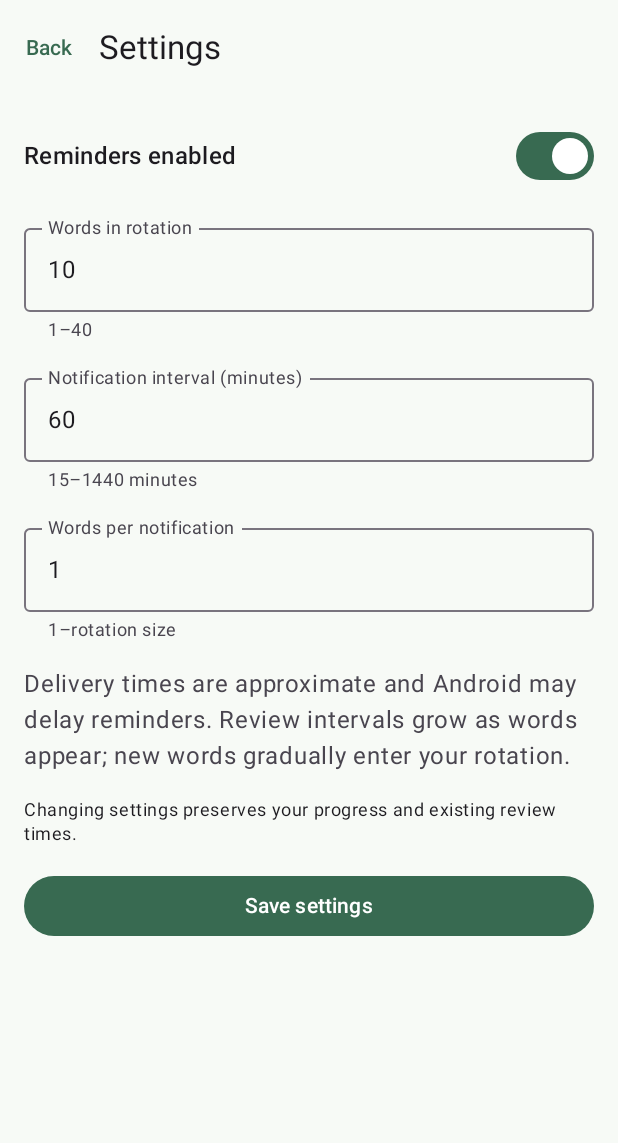
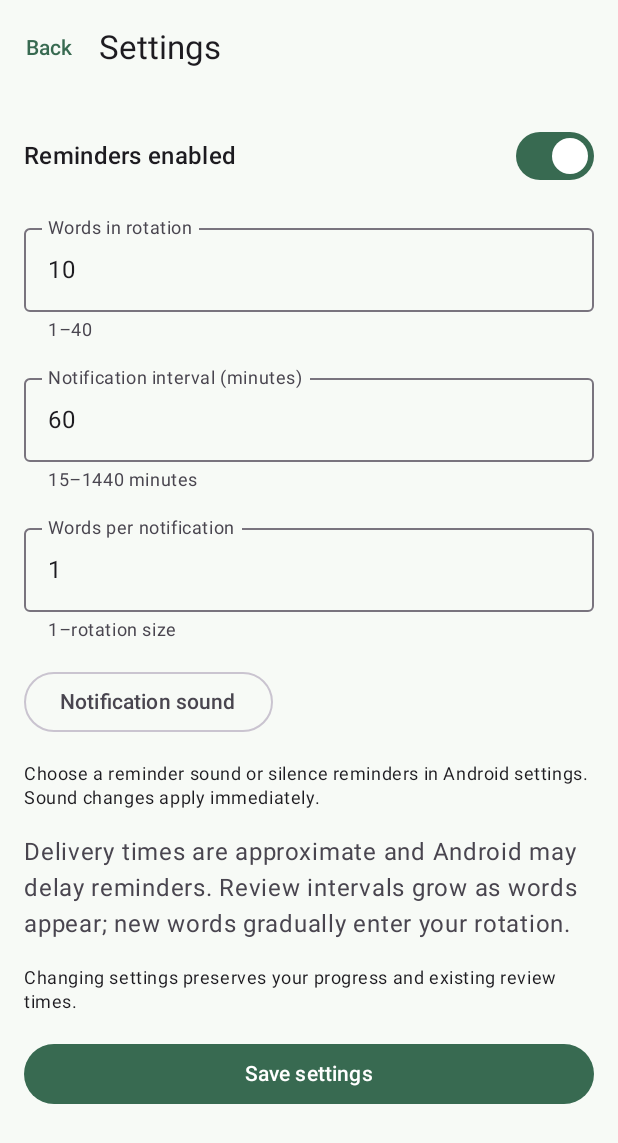
Before and after one commit to hummerd/mewo, an Android app built with Jetpack Compose: the screen it shows after launch (MainActivity), after a tap on "Settings", on a phone screen of 412 x 824 dp. Shown: the top 1143 px of the screen. Run offline under Robolectric (Android 15) with nearby library versions, the light colour scheme and no system bars; our stand-ins replace Room's generated code; 2 statements that could not run were skipped.

Commit message:
New notification sound

```diff
--- a/app/src/main/java/com/mewo/MainActivity.kt
+++ b/app/src/main/java/com/mewo/MainActivity.kt
@@ -19,6 +19,7 @@ import androidx.lifecycle.viewmodel.compose.viewModel
 import androidx.lifecycle.viewmodel.initializer
 import androidx.lifecycle.viewmodel.viewModelFactory
 import com.mewo.ui.MewoScreen
+import com.mewo.reminders.ReminderNotifications
 import com.mewo.ui.MewoTheme
 import com.mewo.ui.MewoViewModel
 
@@ -56,6 +57,11 @@ class MainActivity : ComponentActivity() {
                         } else { openNotificationSettings() }
                     },
                     onSave = model::save,
+                    onNotificationSound = {
+                        startActivity(Intent(Settings.ACTION_CHANNEL_NOTIFICATION_SETTINGS)
+                            .putExtra(Settings.EXTRA_APP_PACKAGE, packageName)
+                            .putExtra(Settings.EXTRA_CHANNEL_ID, ReminderNotifications.CHANNEL_ID))
+                    },
                     onRetry = model::load)
             }
         }
--- a/app/src/main/java/com/mewo/reminders/ReminderNotifications.kt
+++ b/app/src/main/java/com/mewo/reminders/ReminderNotifications.kt
@@ -6,6 +6,8 @@ import android.app.*
 import android.content.Context
 import android.content.Intent
 import android.content.pm.PackageManager
+import android.media.AudioAttributes
+import android.net.Uri
 import android.os.Build
 import androidx.core.app.NotificationCompat
 import androidx.core.app.NotificationManagerCompat
@@ -23,6 +25,15 @@ class ReminderNotifications(private val context: Context) {
     fun createChannel() {
         val channel = NotificationChannel(CHANNEL_ID, context.getString(R.string.reminder_channel), NotificationManager.IMPORTANCE_DEFAULT)
         channel.description = context.getString(R.string.reminder_channel_description)
+        // Use the resource name so the stored URI survives resource ID changes on upgrades.
+        // Android preserves sound/importance choices on channels that already exist.
+        channel.setSound(
+            Uri.parse("android.resource://${context.packageName}/raw/ding_don"),
+            AudioAttributes.Builder()
+                .setUsage(AudioAttributes.USAGE_NOTIFICATION)
+                .setContentType(AudioAttributes.CONTENT_TYPE_SONIFICATION)
+                .build(),
+        )
         context.getSystemService(NotificationManager::class.java).createNotificationChannel(channel)
     }
 
--- a/app/src/main/java/com/mewo/ui/MewoScreen.kt
+++ b/app/src/main/java/com/mewo/ui/MewoScreen.kt
@@ -24,6 +24,7 @@ fun MewoScreen(
     state: MewoState,
     notificationsAllowed: Boolean,
     onEnableNotifications: () -> Unit,
+    onNotificationSound: () -> Unit,
     onSave: (ReminderSettings, (String?) -> Unit) -> Unit,
     onRetry: () -> Unit,
 ) {
@@ -50,7 +51,7 @@ fun MewoScreen(
                 Text(state.error, color = MaterialTheme.colorScheme.error)
                 Button(onClick = onRetry) { Text("Retry") }
             }
-            settingsOpen -> SettingsScreen(state, Modifier.padding(padding), onSave) { settingsOpen = false }
+            settingsOpen -> SettingsScreen(state, Modifier.padding(padding), onSave, onNotificationSound) { settingsOpen = false }
             else -> WordList(state, notificationsAllowed, onEnableNotifications, Modifier.padding(padding))
         }
     }
@@ -110,6 +111,7 @@ private fun SettingsScreen(
     state: MewoState,
     modifier: Modifier,
     onSave: (ReminderSettings, (String?) -> Unit) -> Unit,
+    onNotificationSound: () -> Unit,
     onSaved: () -> Unit,
 ) {
     var rotation by rememberSaveable { mutableStateOf(state.settings.rotationSize.toString()) }
@@ -126,6 +128,9 @@ private fun SettingsScreen(
         NumberSetting("Words in rotation", rotation, "1–${state.words.size}", !saving) { rotation = it; error = null }
         NumberSetting("Notification interval (minutes)", interval, "15–1440 minutes", !saving) { interval = it; error = null }
         NumberSetting("Words per notification", batch, "1–rotation size", !saving) { batch = it; error = null }
+        OutlinedButton(onClick = onNotificationSound, enabled = !saving) { Text("Notification sound") }
+        Text("Choose a reminder sound or silence reminders in Android settings. Sound changes apply immediately.",
+            style = MaterialTheme.typography.bodySmall)
         Text("Delivery times are approximate and Android may delay reminders. Review intervals grow as words appear; new words gradually enter your rotation.",
             color = MaterialTheme.colorScheme.onSurfaceVariant)
         Text("Changing settings preserves your progress and existing review times.", style = MaterialTheme.typography.bodySmall)
```
Also changed, not shown: 2 other files.
